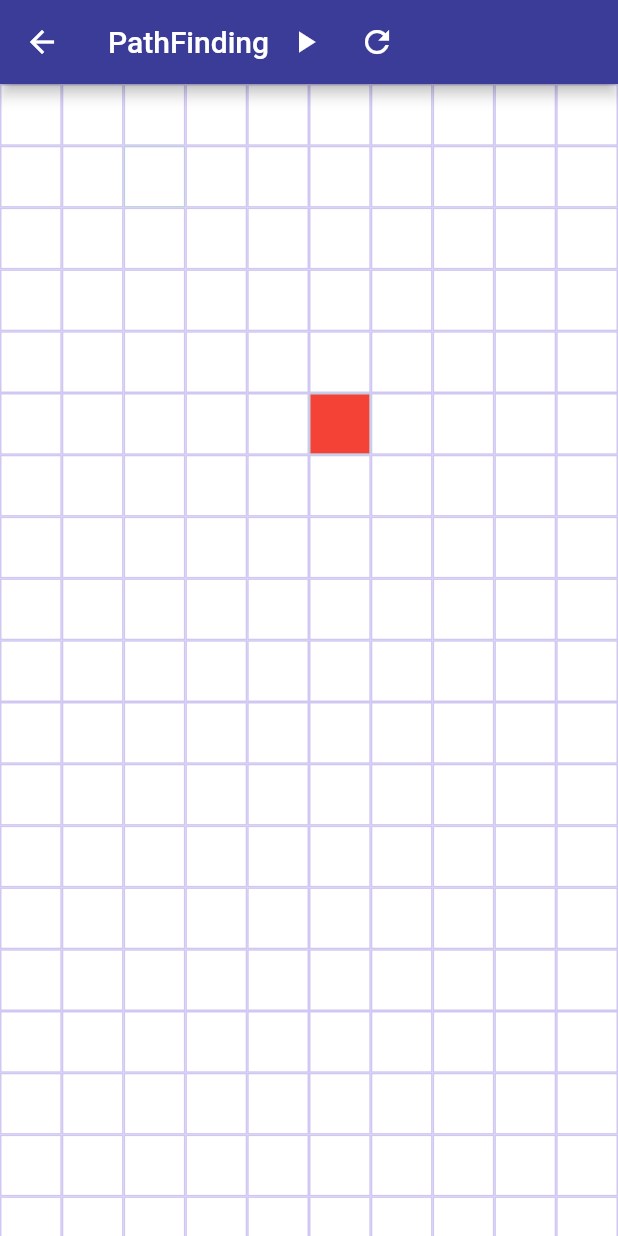
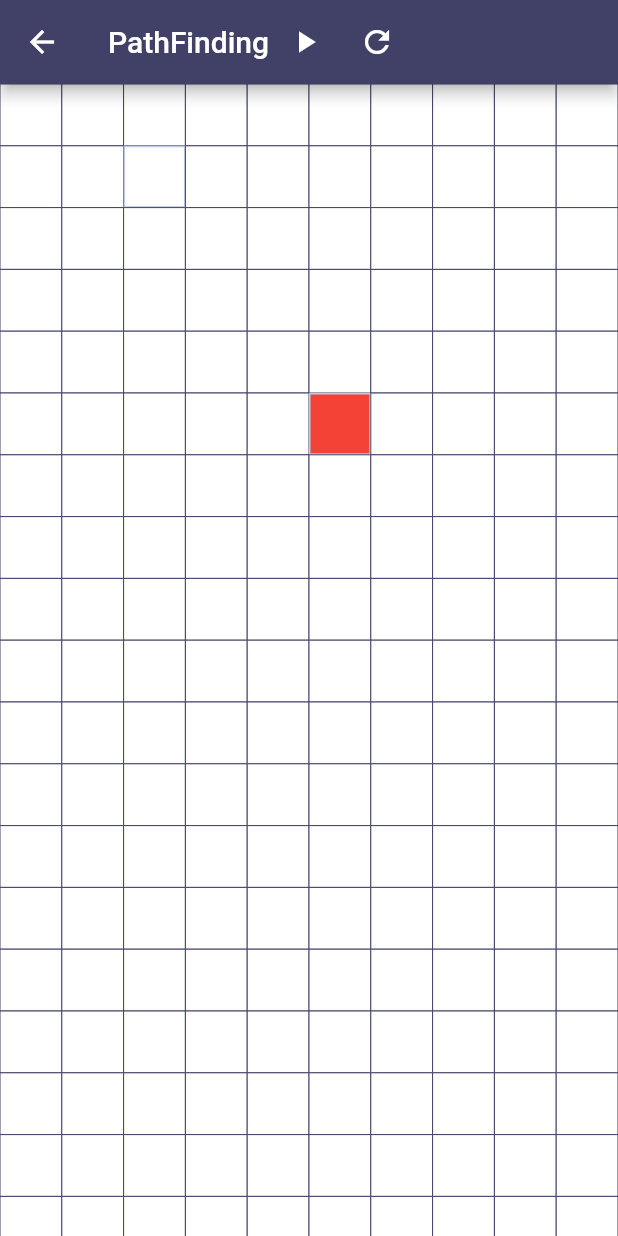
Before and after one commit to iamfauz/Algo-Whiz, a Flutter app: the screen it shows after launch, after a tap on "Pathfinding", on a phone screen of 412 x 824 dp. Run offline on Flutter 3.47's test engine with Material 2 defaults, Android fonts, the phone set to English and light mode, and no system bars.

Commit message:
Added new color scheme for pathfinding scaffold

```diff
--- a/algo_whiz/lib/ui/pathfinding_scaffold.dart
+++ b/algo_whiz/lib/ui/pathfinding_scaffold.dart
@@ -36,7 +36,7 @@ class _PathfindingScaffoldState extends State<PathfindingScaffold> {
                     )
                   ],
                 )),
-        backgroundColor: primaryColor,
+        backgroundColor: colorPurpleNavy,
       ),
       body: SafeArea(
         child: NodeGrid(),
@@ -62,13 +62,14 @@ class _NodeContainerState extends State<NodeContainer> {
   BoxDecoration _getBoxDecoration(Node node) {
     if (node.status == NodeStatus.VISITED) {
       return BoxDecoration(
-        color:  swatchColors[700],
-        border: Border.all(color:swatchColors[500]),
+        color:  colorPurpleNavy,
+
+        border: Border.all(color: colorDarkJungleGreen),
       );
     } else if (node.status == NodeStatus.PATH) {
       return BoxDecoration(
-        color: Colors.yellow,
-        border: Border.all(color: colorLightSteelBlue),
+        color: colorElectricLime,
+        border: Border.all(color: colorOliveGreen)
       );
     }  else if (node.isTargetNode) {
       return BoxDecoration(
@@ -83,7 +84,7 @@ class _NodeContainerState extends State<NodeContainer> {
     } else {
       return BoxDecoration(
         color: Colors.white,
-        border: Border.all(color: swatchColors[100])
+        border: Border.all(color:colorPurpleNavy, width:0)
       );
     }
   }
--- a/algo_whiz/lib/utils/colors.dart
+++ b/algo_whiz/lib/utils/colors.dart
@@ -4,6 +4,22 @@ Color primaryColor = Color(0xFF3b3b98);
 Color colorDarkBlueGray = Color(0xFF5D5D81);
 Color colorLightSteelBlue = Color(0xFFBFCDE0);
 Color colorGreyWhite = Color(0xFFFEFCFD);
+Color colorJuneBud = Color(0xFFB8D968);
+Color colorYellowGreen= Color(0xFF93BF39);
+Color colorGreen= Color(0xFF75A531);
+Color colorRoyalPurple= Color(0xFF6853A6);
+Color colorSkyBlue= Color(0xFF8bd1d3);
+Color colorCoralBlue= Color(0xFFcdf5db);
+Color colorAquaMarine= Color(0xFF7CFFC4);
+Color colorGreenLizard= Color(0xFFAFFC41);
+Color colorCarribeinGreen= Color(0xFF1DD3B0);
+Color colorElectricLime= Color(0xFFCEFF1A);
+Color colorPurpleNavy = Color(0xFF414066);
+Color colorMiddleGrey = Color(0xFF82816D);
+Color colorOliveGreen = Color(0xFFAAA95A);
+Color colorDarkJungleGreen = Color(0xFF1B2D2A);
+Color colorPrimaryComplement = Color(0xFFd3d300);
+Color colorPrimaryComplement2 = Color(0xFF70d300);
 
 const Map<int, Color> swatchColors = {
   50: Color(0xFFe6deff),
```
